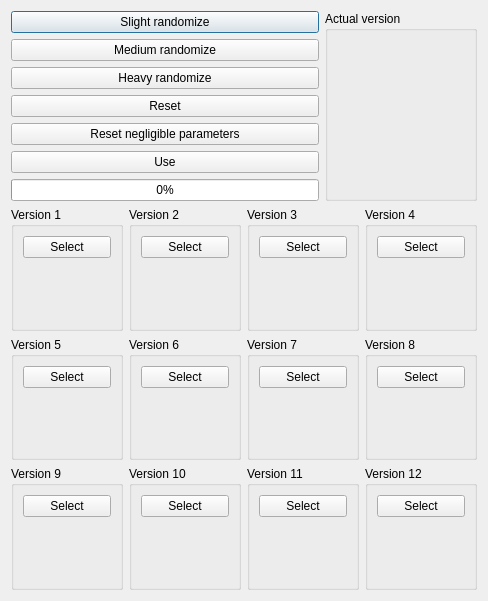
Before: the Qt Designer form mandelbulber2/qt/randomizer_dialog.ui in buddhi1980/mandelbulber2, drawn with Qt 5.
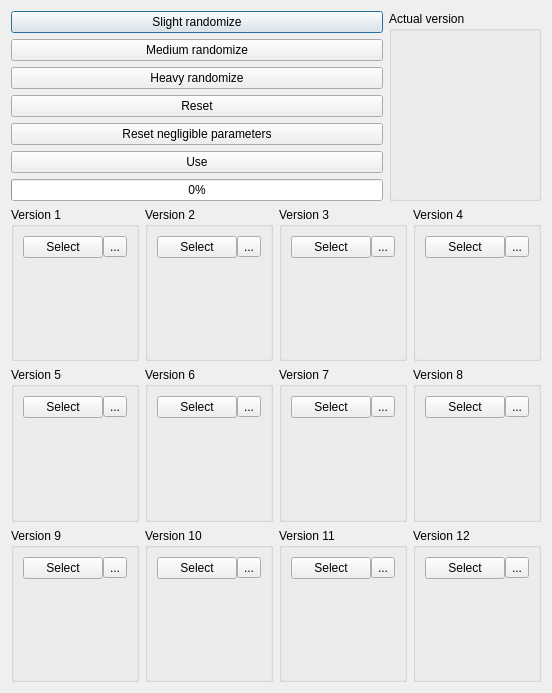
After: the same form once the commit is applied. Icons and pictures are not drawn. Custom widgets are drawn as their Qt base class.

Commit message: Added save button for each generated version in Randomizer

Diff of the .ui file:
```diff
--- a/mandelbulber2/qt/randomizer_dialog.ui
+++ b/mandelbulber2/qt/randomizer_dialog.ui
@@ -6,8 +6,8 @@
    <rect>
     <x>0</x>
     <y>0</y>
-    <width>488</width>
-    <height>601</height>
+    <width>492</width>
+    <height>693</height>
    </rect>
   </property>
   <property name="windowTitle">
@@ -100,7 +100,12 @@
        <property name="title">
         <string>Version 1</string>
        </property>
-       <layout class="QVBoxLayout" name="verticalLayout_3">
+       <layout class="QVBoxLayout" name="verticalLayout_3" stretch="0,1">
+        <item>
+         <layout class="QHBoxLayout" name="horizontalLayout_2">
+          <property name="spacing">
+           <number>0</number>
+          </property>
         <item>
          <widget class="QPushButton" name="pushButton_select_01">
           <property name="text">
@@ -109,6 +114,19 @@
          </widget>
         </item>
         <item>
+           <widget class="QToolButton" name="toolButton_save_01">
+            <property name="text">
+             <string>...</string>
+            </property>
+            <property name="icon">
+             <iconset theme="document-save" resource="icons.qrc">
+              <normaloff>:/system/icons/document-save.svg</normaloff>:/system/icons/document-save.svg</iconset>
+            </property>
+           </widget>
+          </item>
+         </layout>
+        </item>
+        <item>
          <widget class="cThumbnailWidget" name="previewwidget_01" native="true">
           <property name="minimumSize">
            <size>
@@ -126,7 +144,12 @@
        <property name="title">
         <string>Version 3</string>
        </property>
-       <layout class="QVBoxLayout" name="verticalLayout_6">
+       <layout class="QVBoxLayout" name="verticalLayout_6" stretch="0,1">
+        <item>
+         <layout class="QHBoxLayout" name="horizontalLayout_14">
+          <property name="spacing">
+           <number>0</number>
+          </property>
         <item>
          <widget class="QPushButton" name="pushButton_select_03">
           <property name="text">
@@ -135,6 +158,19 @@
          </widget>
         </item>
         <item>
+           <widget class="QToolButton" name="toolButton_save_03">
+            <property name="text">
+             <string>...</string>
+            </property>
+            <property name="icon">
+             <iconset theme="document-save" resource="icons.qrc">
+              <normaloff>:/system/icons/document-save.svg</normaloff>:/system/icons/document-save.svg</iconset>
+            </property>
+           </widget>
+          </item>
+         </layout>
+        </item>
+        <item>
          <widget class="cThumbnailWidget" name="previewwidget_03" native="true">
           <property name="minimumSize">
            <size>
@@ -152,7 +188,12 @@
        <property name="title">
         <string>Version 2</string>
        </property>
-       <layout class="QVBoxLayout" name="verticalLayout_5">
+       <layout class="QVBoxLayout" name="verticalLayout_5" stretch="0,1">
+        <item>
+         <layout class="QHBoxLayout" name="horizontalLayout_3">
+          <property name="spacing">
+           <number>0</number>
+          </property>
         <item>
          <widget class="QPushButton" name="pushButton_select_02">
           <property name="text">
@@ -161,6 +202,19 @@
          </widget>
         </item>
         <item>
+           <widget class="QToolButton" name="toolButton_save_02">
+            <property name="text">
+             <string>...</string>
+            </property>
+            <property name="icon">
+             <iconset theme="document-save" resource="icons.qrc">
+              <normaloff>:/system/icons/document-save.svg</normaloff>:/system/icons/document-save.svg</iconset>
+            </property>
+           </widget>
+          </item>
+         </layout>
+        </item>
+        <item>
          <widget class="cThumbnailWidget" name="previewwidget_02" native="true">
           <property name="minimumSize">
            <size>
@@ -178,7 +232,12 @@
        <property name="title">
         <string>Version 4</string>
        </property>
-       <layout class="QVBoxLayout" name="verticalLayout_8">
+       <layout class="QVBoxLayout" name="verticalLayout_8" stretch="0,1">
+        <item>
+         <layout class="QHBoxLayout" name="horizontalLayout_4">
+          <property name="spacing">
+           <number>0</number>
+          </property>
         <item>
          <widget class="QPushButton" name="pushButton_select_04">
           <property name="text">
@@ -187,6 +246,19 @@
          </widget>
         </item>
         <item>
+           <widget class="QToolButton" name="toolButton_save_04">
+            <property name="text">
+             <string>...</string>
+            </property>
+            <property name="icon">
+             <iconset theme="document-save" resource="icons.qrc">
+              <normaloff>:/system/icons/document-save.svg</normaloff>:/system/icons/document-save.svg</iconset>
+            </property>
+           </widget>
+          </item>
+         </layout>
+        </item>
+        <item>
          <widget class="cThumbnailWidget" name="previewwidget_04" native="true">
           <property name="minimumSize">
            <size>
@@ -204,7 +276,12 @@
        <property name="title">
         <string>Version 5</string>
        </property>
-       <layout class="QVBoxLayout" name="verticalLayout_7">
+       <layout class="QVBoxLayout" name="verticalLayout_7" stretch="0,1">
+        <item>
+         <layout class="QHBoxLayout" name="horizontalLayout_5">
+          <property name="spacing">
+           <number>0</number>
+          </property>
         <item>
          <widget class="QPushButton" name="pushButton_select_05">
           <property name="text">
@@ -213,6 +290,19 @@
          </widget>
         </item>
         <item>
+           <widget class="QToolButton" name="toolButton_save_05">
+            <property name="text">
+             <string>...</string>
+            </property>
+            <property name="icon">
+             <iconset theme="document-save" resource="icons.qrc">
+              <normaloff>:/system/icons/document-save.svg</normaloff>:/system/icons/document-save.svg</iconset>
+            </property>
+           </widget>
+          </item>
+         </layout>
+        </item>
+        <item>
          <widget class="cThumbnailWidget" name="previewwidget_05" native="true">
           <property name="minimumSize">
            <size>
@@ -230,7 +320,12 @@
        <property name="title">
         <string>Version 6</string>
        </property>
-       <layout class="QVBoxLayout" name="verticalLayout_9">
+       <layout class="QVBoxLayout" name="verticalLayout_9" stretch="0,1">
+        <item>
+         <layout class="QHBoxLayout" name="horizontalLayout_6">
+          <property name="spacing">
+           <number>0</number>
+          </property>
         <item>
          <widget class="QPushButton" name="pushButton_select_06">
           <property name="text">
@@ -239,6 +334,19 @@
          </widget>
         </item>
         <item>
+           <widget class="QToolButton" name="toolButton_save_06">
+            <property name="text">
+             <string>...</string>
+            </property>
+            <property name="icon">
+             <iconset theme="document-save" resource="icons.qrc">
+              <normaloff>:/system/icons/document-save.svg</normaloff>:/system/icons/document-save.svg</iconset>
+            </property>
+           </widget>
+          </item>
+         </layout>
+        </item>
+        <item>
          <widget class="cThumbnailWidget" name="previewwidget_06" native="true">
           <property name="minimumSize">
            <size>
@@ -256,7 +364,12 @@
        <property name="title">
         <string>Version 7</string>
        </property>
-       <layout class="QVBoxLayout" name="verticalLayout_11">
+       <layout class="QVBoxLayout" name="verticalLayout_11" stretch="0,1">
+        <item>
+         <layout class="QHBoxLayout" name="horizontalLayout_7">
+          <property name="spacing">
+           <number>0</number>
+          </property>
         <item>
          <widget class="QPushButton" name="pushButton_select_07">
           <property name="text">
@@ -265,6 +378,19 @@
          </widget>
         </item>
         <item>
+           <widget class="QToolButton" name="toolButton_save_07">
+            <property name="text">
+             <string>...</string>
+            </property>
+            <property name="icon">
+             <iconset theme="document-save" resource="icons.qrc">
+              <normaloff>:/system/icons/document-save.svg</normaloff>:/system/icons/document-save.svg</iconset>
+            </property>
+           </widget>
+          </item>
+         </layout>
+        </item>
+        <item>
          <widget class="cThumbnailWidget" name="previewwidget_07" native="true">
           <property name="minimumSize">
            <size>
@@ -282,7 +408,12 @@
        <property name="title">
         <string>Version 8</string>
        </property>
-       <layout class="QVBoxLayout" name="verticalLayout_10">
+       <layout class="QVBoxLayout" name="verticalLayout_10" stretch="0,1">
+        <item>
+         <layout class="QHBoxLayout" name="horizontalLayout_8">
+          <property name="spacing">
+           <number>0</number>
+          </property>
         <item>
          <widget class="QPushButton" name="pushButton_select_08">
           <property name="text">
@@ -291,6 +422,19 @@
          </widget>
         </item>
         <item>
+           <widget class="QToolButton" name="toolButton_save_08">
+            <property name="text">
+             <string>...</string>
+            </property>
+            <property name="icon">
+             <iconset theme="document-save" resource="icons.qrc">
+              <normaloff>:/system/icons/document-save.svg</normaloff>:/system/icons/document-save.svg</iconset>
+            </property>
+           </widget>
+          </item>
+         </layout>
+        </item>
+        <item>
          <widget class="cThumbnailWidget" name="previewwidget_08" native="true">
           <property name="minimumSize">
            <size>
@@ -308,7 +452,12 @@
        <property name="title">
         <string>Version 10</string>
        </property>
-       <layout class="QVBoxLayout" name="verticalLayout_13">
+       <layout class="QVBoxLayout" name="verticalLayout_13" stretch="0,1">
+        <item>
+         <layout class="QHBoxLayout" name="horizontalLayout_10">
+          <property name="spacing">
+           <number>0</number>
+          </property>
         <item>
          <widget class="QPushButton" name="pushButton_select_10">
           <property name="text">
@@ -317,6 +466,19 @@
          </widget>
         </item>
         <item>
+           <widget class="QToolButton" name="toolButton_save_10">
+            <property name="text">
+             <string>...</string>
+            </property>
+            <property name="icon">
+             <iconset theme="document-save" resource="icons.qrc">
+              <normaloff>:/system/icons/document-save.svg</normaloff>:/system/icons/document-save.svg</iconset>
+            </property>
+           </widget>
+          </item>
+         </layout>
+        </item>
+        <item>
          <widget class="cThumbnailWidget" name="previewwidget_10" native="true">
           <property name="minimumSize">
            <size>
@@ -334,7 +496,12 @@
        <property name="title">
         <string>Version 9</string>
        </property>
-       <layout class="QVBoxLayout" name="verticalLayout_12">
+       <layout class="QVBoxLayout" name="verticalLayout_12" stretch="0,1">
+        <item>
+         <layout class="QHBoxLayout" name="horizontalLayout_9">
+          <property name="spacing">
+           <number>0</number>
+          </property>
         <item>
          <widget class="QPushButton" name="pushButton_select_09">
           <property name="text">
@@ -343,6 +510,19 @@
          </widget>
         </item>
         <item>
+           <widget class="QToolButton" name="toolButton_save_09">
+            <property name="text">
+             <string>...</string>
+            </property>
+            <property name="icon">
+             <iconset theme="document-save" resource="icons.qrc">
+              <normaloff>:/system/icons/document-save.svg</normaloff>:/system/icons/document-save.svg</iconset>
+            </property>
+           </widget>
+          </item>
+         </layout>
+        </item>
+        <item>
          <widget class="cThumbnailWidget" name="previewwidget_09" native="true">
           <property name="minimumSize">
            <size>
@@ -360,7 +540,12 @@
        <property name="title">
         <string>Version 11</string>
        </property>
-       <layout class="QVBoxLayout" name="verticalLayout_14">
+       <layout class="QVBoxLayout" name="verticalLayout_14" stretch="0,1">
+        <item>
+         <layout class="QHBoxLayout" name="horizontalLayout_11">
+          <property name="spacing">
+           <number>0</number>
+          </property>
         <item>
          <widget class="QPushButton" name="pushButton_select_11">
           <property name="text">
@@ -369,6 +554,19 @@
          </widget>
         </item>
         <item>
+           <widget class="QToolButton" name="toolButton_save_11">
+            <property name="text">
+             <string>...</string>
+            </property>
+            <property name="icon">
+             <iconset theme="document-save" resource="icons.qrc">
+              <normaloff>:/system/icons/document-save.svg</normaloff>:/system/icons/document-save.svg</iconset>
+            </property>
+           </widget>
+          </item>
+         </layout>
+        </item>
+        <item>
          <widget class="cThumbnailWidget" name="previewwidget_11" native="true">
           <property name="minimumSize">
            <size>
@@ -386,7 +584,12 @@
        <property name="title">
         <string>Version 12</string>
        </property>
-       <layout class="QVBoxLayout" name="verticalLayout_15">
+       <layout class="QVBoxLayout" name="verticalLayout_15" stretch="0,1">
+        <item>
+         <layout class="QHBoxLayout" name="horizontalLayout_12">
+          <property name="spacing">
+           <number>0</number>
+          </property>
         <item>
          <widget class="QPushButton" name="pushButton_select_12">
           <property name="text">
@@ -395,6 +598,19 @@
          </widget>
         </item>
         <item>
+           <widget class="QToolButton" name="toolButton_save_12">
+            <property name="text">
+             <string>...</string>
+            </property>
+            <property name="icon">
+             <iconset theme="document-save" resource="icons.qrc">
+              <normaloff>:/system/icons/document-save.svg</normaloff>:/system/icons/document-save.svg</iconset>
+            </property>
+           </widget>
+          </item>
+         </layout>
+        </item>
+        <item>
          <widget class="cThumbnailWidget" name="previewwidget_12" native="true">
           <property name="minimumSize">
            <size>
```
Left out of the diff: 4 changed lines with no effect on the pictures. Lines whose indentation alone changed are shown as unchanged. The commit also changes 2 other files.
